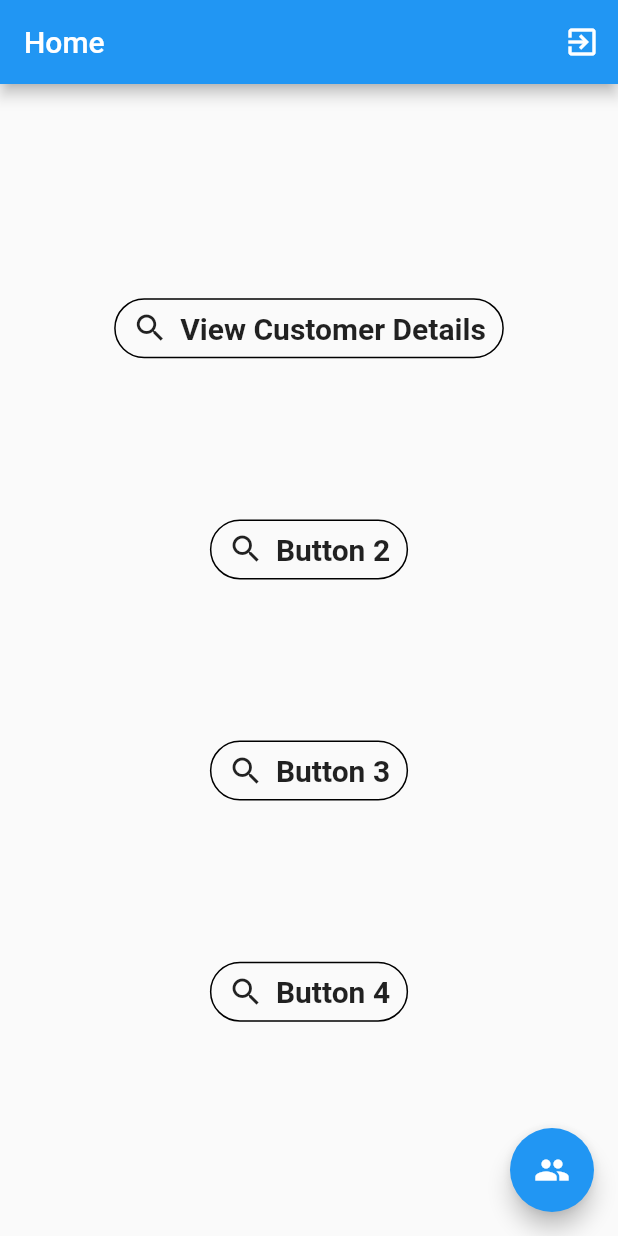
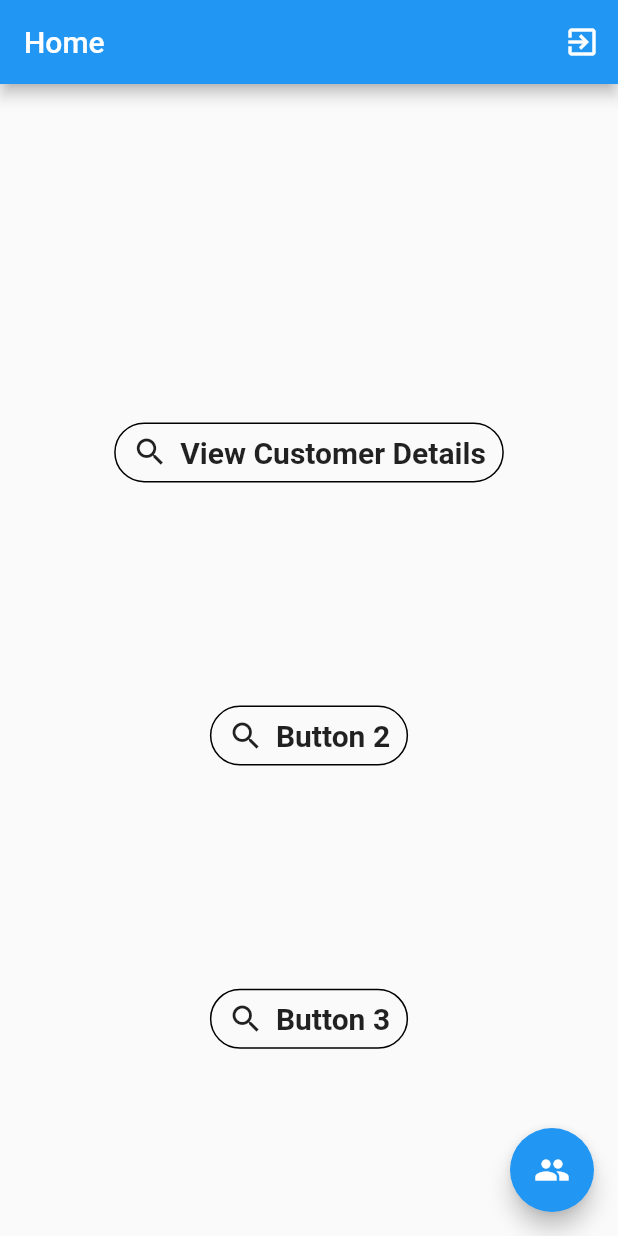
Before and after one commit to mesingaram/acc, a Flutter app: the Home screen opened directly, on a phone screen of 412 x 824 dp. Run offline on Flutter 3.47's test engine with Material 2 defaults, Android fonts, the phone set to English and light mode, and no system bars; drawn by our look-alikes of flutter_speed_dial; our stand-ins replace google_fonts, local_auth; Roboto replaces fonts that are missing (Ubuntu).

Commit message:
need to align 3 buttons

```diff
--- a/lib/home.dart
+++ b/lib/home.dart
@@ -75,25 +75,7 @@ class Home extends StatelessWidget {
                 borderSide: BorderSide(color: Colors.black),
               ),
             ),
-            Spacer(),
-            Padding(
-              padding: EdgeInsets.all(20.0),
-              child: OutlineButton.icon(
-                shape: StadiumBorder(),
-                onPressed: () {},
-                icon: Icon(Icons.search),
-                label: Text(
-                  'Button 4',
-                  style: GoogleFonts.ubuntu(
-                      fontWeight: FontWeight.bold, fontSize: 20),
-                ),
-                //highlightedBorderColor: Colors.black,
-                padding: EdgeInsets.symmetric(horizontal: 12, vertical: 8),
-                borderSide: BorderSide(color: Colors.black),
-              ),
-            ),
-            Spacer(),
-            Spacer(),
+            Spacer()
           ],
         ),
       ),
```
